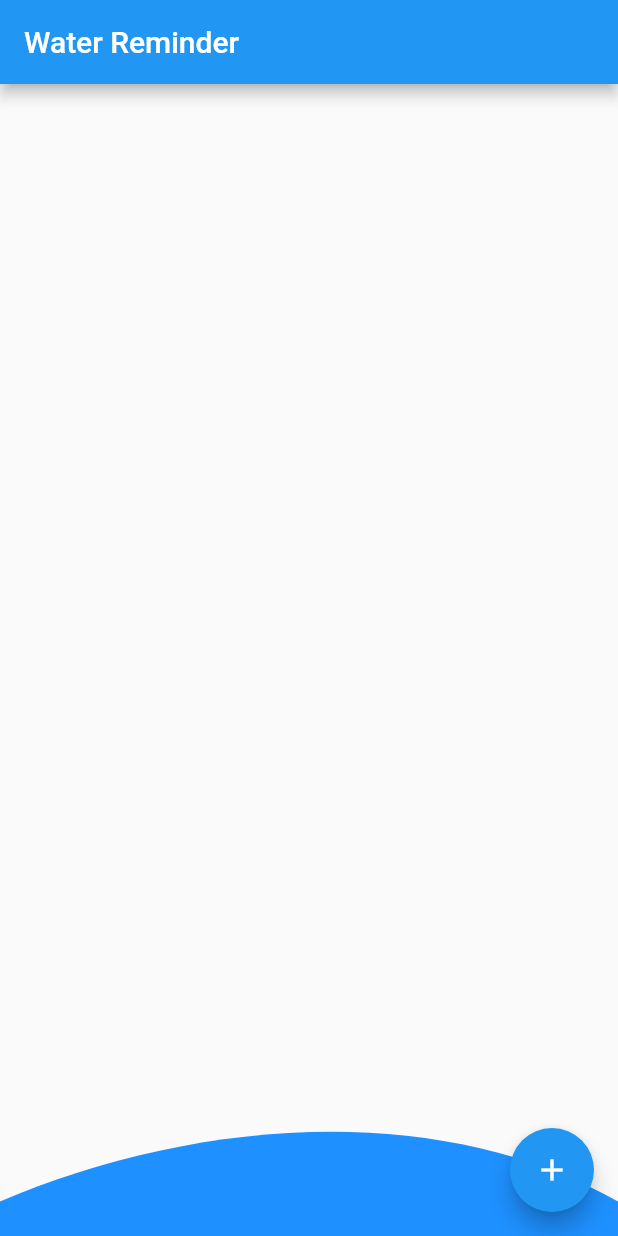
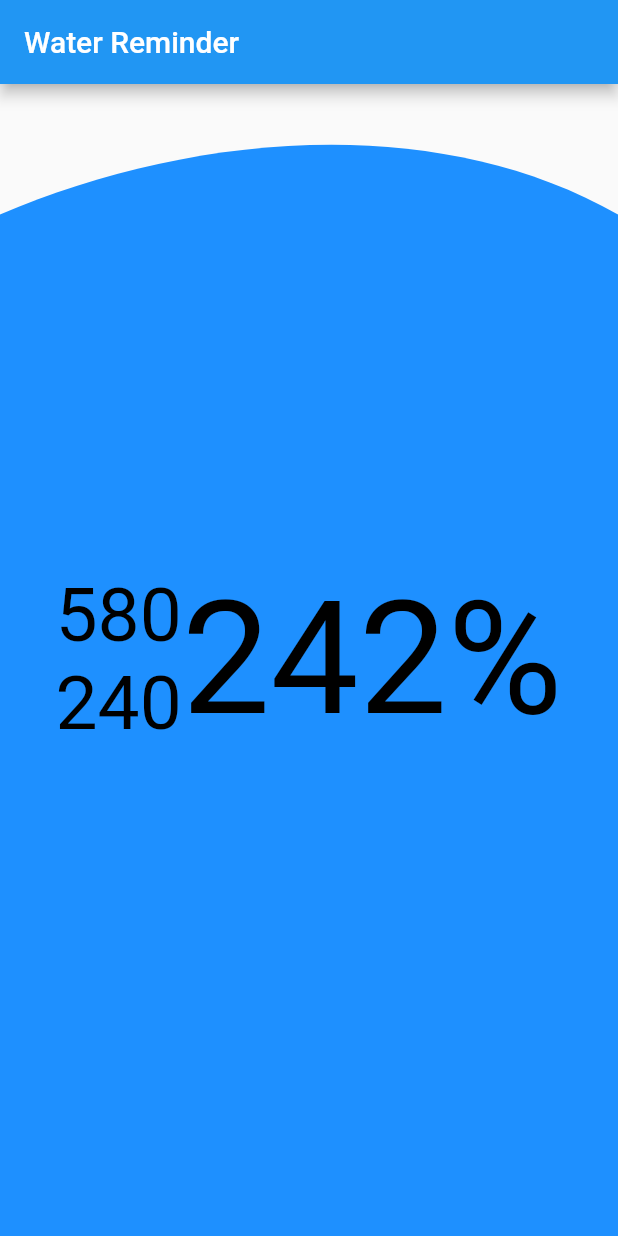
Before and after one commit to teejstroyer/water_reminder, a Flutter app: the screen it shows after launch, on a phone screen of 412 x 824 dp. Run offline on Flutter 3.47's test engine with Material 2 defaults, Android fonts, the phone set to English and light mode, and no system bars.

Commit message:
cleaning up UI, opting for popup

```diff
--- a/lib/water_screen.dart
+++ b/lib/water_screen.dart
@@ -9,10 +9,13 @@ class WaterScreen extends StatefulWidget {
 }
 
 class _WaterScreenState extends State<WaterScreen> {
-  double ouncesDrunk = 0;
-  double maxOunces = 240;
   final Color waterColor = const Color(0xFF1E90FF);
   final double waveHeight = 100;
+
+  final int _maxOunces = 240;
+
+  int _ouncesDrunk = 580;
+  int _ouncesInput = 24;
 
   @override
   Widget build(BuildContext context) {
@@ -21,22 +24,39 @@ class _WaterScreenState extends State<WaterScreen> {
       appBar: AppBar(title: const Text('Water Reminder')),
       body: LayoutBuilder(builder: (context, constraints) {
         var maxHeight = constraints.biggest.height - waveHeight;
-        int height = ((ouncesDrunk / maxOunces) * maxHeight).clamp(0, maxHeight).toInt();
-        return Stack(
-          children: [
-            getWater(height),
-          ],
-        );
+        int height = ((_ouncesDrunk / _maxOunces) * maxHeight)
+            .clamp(0, maxHeight - 10)
+            .toInt();
+        return Stack(children: [
+          getWater(height),
+          Align(
+						alignment:Alignment.center,
+            child: Column(
+							mainAxisSize: MainAxisSize.min,
+              children: [
+                Row(
+							mainAxisSize: MainAxisSize.min,
+                  children: [
+											Column(children: [
+												Text(_ouncesDrunk.toString(), style: const TextStyle(color: Colors.black, fontSize: 50),),
+												Text(_maxOunces.toString(), style: const TextStyle(color: Colors.black, fontSize: 50),)
+											],),
+                    Text(
+                      ((_ouncesDrunk / _maxOunces) * 100).toStringAsFixed(0) + "%",
+                      style: const TextStyle(color: Colors.black, fontSize: 105),
+                    ),
+                  ],
+                ),
+              ],
+            ),
+          )
+        ]);
       }),
-      floatingActionButton: FloatingActionButton(
-        onPressed: () {
-          setState(() {
-            ouncesDrunk += 20;
-          });
-        },
-        child: const Icon(Icons.add),
-      ),
     );
+  }
+
+  void addWater(bool positive) {
+    setState(() => _ouncesDrunk += (positive ? 1 : -1) * _ouncesInput);
   }
 
   Column getWater(int height) {
```
Also changed, not shown: 3 other files.
